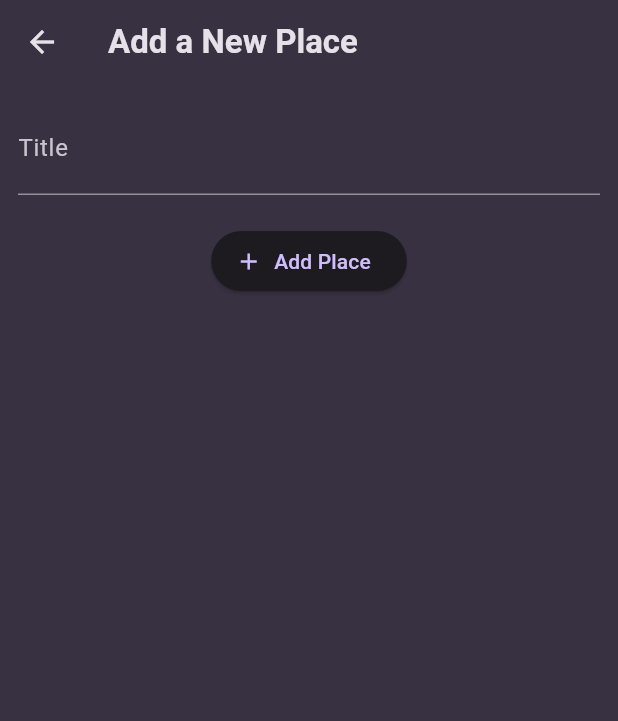
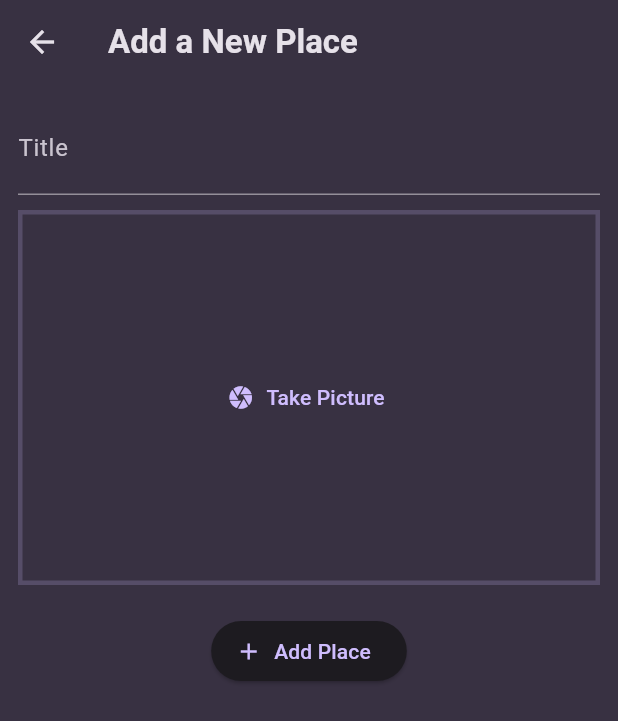
Before and after one commit to subhava06/LookNGo-App-, a Flutter app: the AddPlaceScreen screen opened directly, on a phone screen of 412 x 824 dp. Shown: the top 721 px of the screen. Run offline on Flutter 3.47's test engine with Material 3 defaults, Android fonts, the phone set to English and light mode, and no system bars; our stand-ins replace flutter_riverpod, google_fonts.

Commit message:
in add section: title-> take picture button-> add place button

```diff
--- a/lib/screens/add_place.dart
+++ b/lib/screens/add_place.dart
@@ -3,6 +3,8 @@
 import 'package:favorite_places_app/users/user_places.dart';
 import 'package:flutter/material.dart';
 import 'package:flutter_riverpod/flutter_riverpod.dart';
+
+import '../widgets/image_input.dart';
 
 class AddPlaceScreen extends ConsumerStatefulWidget {
   const AddPlaceScreen({super.key});
@@ -47,9 +49,9 @@ class _AddPlaceScreenState extends ConsumerState<AddPlaceScreen> {
               style: TextStyle(fontSize: 20, color: Theme.of(context).colorScheme.onSurface),
               controller: _titleController,
             ),
-
+            const SizedBox(height: 10,),
             // image input
-
+            ImageInput(),
             const SizedBox(height: 20),
             ElevatedButton.icon(
               onPressed: _savePlace,
--- a/lib/widgets/image_input.dart
+++ b/lib/widgets/image_input.dart
@@ -3,7 +3,6 @@
 // show a preview of the image that was taken
 //ans also pass that image back to the add place screen to add it to the list
 
-import 'package:flutter/cupertino.dart';
 import 'package:flutter/material.dart';
 
 class ImageInput extends StatefulWidget {
@@ -17,6 +16,11 @@ class _ImageInputState extends State<ImageInput> {
   @override
   Widget build(BuildContext context) {
     return Container(
+      decoration: BoxDecoration(
+        border: Border.all(
+            width: 3,
+            color: Theme.of(context).colorScheme.primary.withValues(alpha: 0.2)),
+      ),
       height: 250,
       width: double.infinity,
       alignment: Alignment.center, //centres the child horz and vert inside the container
```
